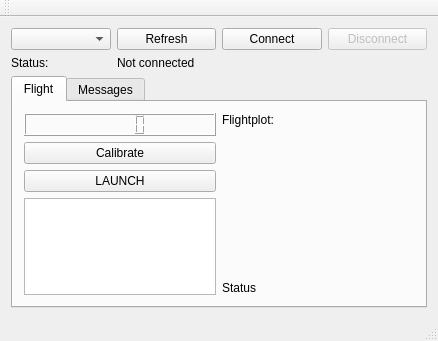
Above: mainwindow.ui from janblumenkamp/rocketUI before the change. Below: the same form after it.
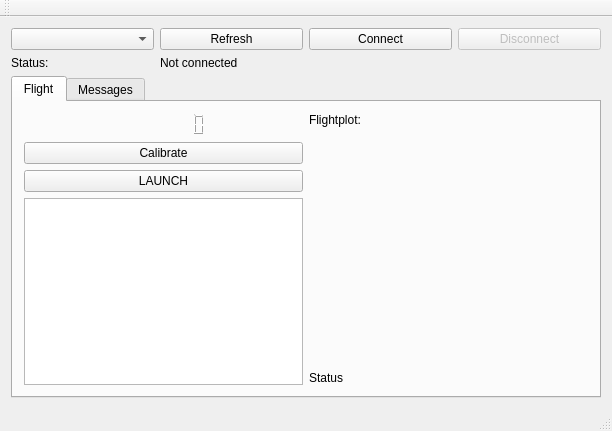
That is the form after the change. The open tabs and pages were chosen to show the change. Custom widgets are drawn as their Qt base class.

Commit message: Implemented interface between table message models and comm memory. There are some readonly issues.

What changed in the file:
```diff
--- a/mainwindow.ui
+++ b/mainwindow.ui
@@ -6,8 +6,8 @@
    <rect>
     <x>0</x>
     <y>0</y>
-    <width>438</width>
-    <height>341</height>
+    <width>612</width>
+    <height>431</height>
    </rect>
   </property>
   <property name="acceptDrops">
@@ -76,7 +76,23 @@
         <item>
          <layout class="QGridLayout" name="gridLayout_3">
           <item row="0" column="0">
-           <widget class="QLCDNumber" name="lcd_timer"/>
+           <widget class="QLCDNumber" name="lcd_timer">
+            <property name="frameShape">
+             <enum>QFrame::NoFrame</enum>
+            </property>
+            <property name="smallDecimalPoint">
+             <bool>false</bool>
+            </property>
+            <property name="digitCount">
+             <number>8</number>
+            </property>
+            <property name="segmentStyle">
+             <enum>QLCDNumber::Filled</enum>
+            </property>
+            <property name="intValue" stdset="0">
+             <number>0</number>
+            </property>
+           </widget>
           </item>
           <item row="1" column="0">
            <widget class="QPushButton" name="btn_calibrate">
```
Left out of the diff: 2 changed lines with no effect on the pictures. The commit also changes 3 other files.
